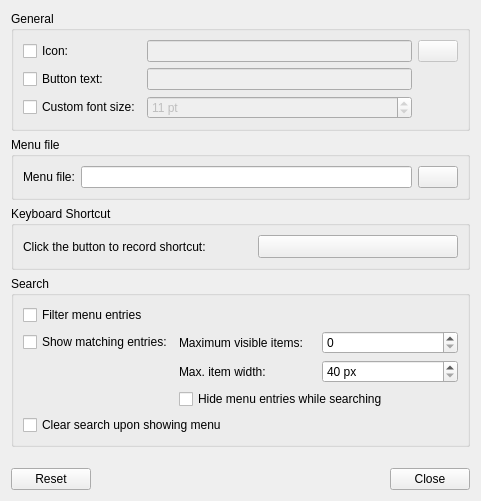
First picture: the form in plugin-mainmenu/lxqtmainmenuconfiguration.ui, repository lxqt/lxqt-panel, before the edit.
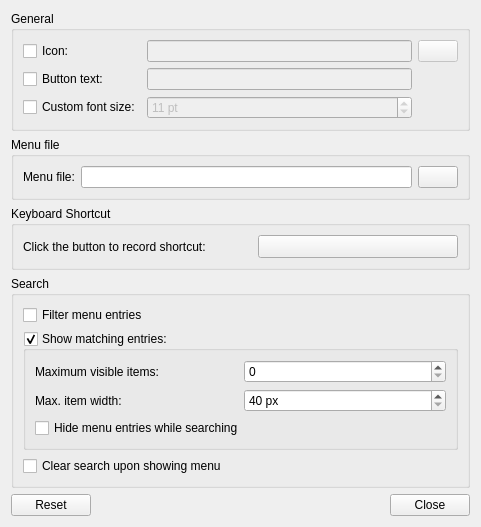
Second picture: the form after the edit. Custom widgets are drawn as their Qt base class.

Commit message: plugin-mainmenu: Use groupbox and simplify config GUI

```diff
--- a/plugin-mainmenu/lxqtmainmenuconfiguration.ui
+++ b/plugin-mainmenu/lxqtmainmenuconfiguration.ui
@@ -154,35 +154,37 @@
         </property>
        </widget>
       </item>
-      <item row="1" column="0">
-       <widget class="QCheckBox" name="filterShowCB">
-        <property name="text">
+      <item row="1" column="0" colspan="3">
+       <widget class="QGroupBox" name="filterShowGB">
+        <property name="title">
          <string>Show matching entries:</string>
         </property>
-       </widget>
-      </item>
-      <item row="1" column="1">
+        <property name="checkable">
+         <bool>true</bool>
+        </property>
+        <layout class="QGridLayout" name="gridLayout">
+         <item row="0" column="0">
        <widget class="QLabel" name="filterShowMaxItemsL">
         <property name="text">
          <string>Maximum visible items:</string>
         </property>
        </widget>
       </item>
-      <item row="1" column="2">
+         <item row="0" column="1">
        <widget class="QSpinBox" name="filterShowMaxItemsSB">
         <property name="maximum">
          <number>20</number>
         </property>
        </widget>
       </item>
-      <item row="2" column="1">
+         <item row="1" column="0">
        <widget class="QLabel" name="filterShowMaxWidthL">
         <property name="text">
          <string>Max. item width:</string>
         </property>
        </widget>
       </item>
-      <item row="2" column="2">
+         <item row="1" column="1">
        <widget class="QSpinBox" name="filterShowMaxWidthSB">
         <property name="suffix">
          <string> px</string>
@@ -195,13 +197,16 @@
         </property>
        </widget>
       </item>
-      <item row="3" column="1" colspan="2">
+         <item row="2" column="0" colspan="2">
        <widget class="QCheckBox" name="filterShowHideMenuCB">
         <property name="text">
          <string>Hide menu entries while searching</string>
         </property>
        </widget>
       </item>
+        </layout>
+       </widget>
+      </item>
       <item row="4" column="0" colspan="3">
        <widget class="QCheckBox" name="filterClearCB">
         <property name="text">
```
Left out of the diff: 80 changed lines with no effect on the pictures. Lines whose indentation alone changed are shown as unchanged. The commit also changes 1 other file.
